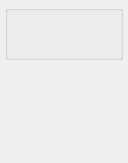
Above: rbhusUI/lib/qt5/folderManager/mediaThumbz.ui from aumanimationstudios/rbhus before the change. Below: the same form after it.
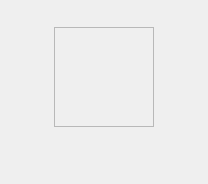
That is the form after the change.

Patch:
```diff
--- a/rbhusUI/lib/qt5/folderManager/mediaThumbz.ui
+++ b/rbhusUI/lib/qt5/folderManager/mediaThumbz.ui
@@ -3,14 +3,14 @@
  <class>mainWidget</class>
  <widget class="QWidget" name="mainWidget">
   <property name="enabled">
-   <bool>false</bool>
+   <bool>true</bool>
   </property>
   <property name="geometry">
    <rect>
     <x>0</x>
     <y>0</y>
-    <width>128</width>
-    <height>163</height>
+    <width>208</width>
+    <height>184</height>
    </rect>
   </property>
   <property name="sizePolicy">
@@ -21,166 +21,207 @@
   </property>
   <property name="minimumSize">
    <size>
-    <width>128</width>
-    <height>163</height>
+    <width>208</width>
+    <height>184</height>
    </size>
   </property>
-  <layout class="QVBoxLayout" name="verticalLayout" stretch="0,1">
+  <layout class="QVBoxLayout" name="verticalLayout" stretch="0,0,0">
    <property name="spacing">
     <number>1</number>
    </property>
    <property name="leftMargin">
-    <number>5</number>
+    <number>10</number>
    </property>
    <property name="topMargin">
-    <number>5</number>
+    <number>10</number>
    </property>
    <property name="rightMargin">
-    <number>5</number>
+    <number>10</number>
    </property>
    <property name="bottomMargin">
-    <number>5</number>
+    <number>10</number>
    </property>
    <item>
-    <widget class="QGroupBox" name="groupBoxThumbz">
+    <widget class="QLabel" name="labelLogo">
      <property name="sizePolicy">
-      <sizepolicy hsizetype="Preferred" vsizetype="Preferred">
+      <sizepolicy hsizetype="Fixed" vsizetype="Fixed">
        <horstretch>0</horstretch>
        <verstretch>0</verstretch>
       </sizepolicy>
      </property>
-     <property name="title">
+     <property name="text">
       <string/>
      </property>
+     <property name="scaledContents">
+      <bool>false</bool>
+     </property>
      <property name="alignment">
-      <set>Qt::AlignCenter</set>
+      <set>Qt::AlignLeading|Qt::AlignLeft|Qt::AlignTop</set>
      </property>
-     <layout class="QVBoxLayout" name="verticalLayout_2">
+     <property name="textInteractionFlags">
+      <set>Qt::NoTextInteraction</set>
+     </property>
+    </widget>
+   </item>
+   <item>
+    <widget class="QFrame" name="frame">
+     <property name="sizePolicy">
+      <sizepolicy hsizetype="Preferred" vsizetype="Fixed">
+       <horstretch>0</horstretch>
+       <verstretch>0</verstretch>
+      </sizepolicy>
+     </property>
+     <property name="frameShape">
+      <enum>QFrame::NoFrame</enum>
+     </property>
+     <property name="frameShadow">
+      <enum>QFrame::Raised</enum>
+     </property>
+     <layout class="QHBoxLayout" name="horizontalLayout">
       <property name="spacing">
        <number>2</number>
       </property>
       <property name="leftMargin">
-       <number>3</number>
+       <number>2</number>
       </property>
       <property name="topMargin">
-       <number>3</number>
+       <number>2</number>
       </property>
       <property name="rightMargin">
-       <number>3</number>
+       <number>2</number>
       </property>
       <property name="bottomMargin">
-       <number>3</number>
+       <number>2</number>
       </property>
       <item>
-       <widget class="QPushButton" name="pushButtonLogo">
-        <property name="enabled">
-         <bool>false</bool>
+       <spacer name="horizontalSpacer">
+        <property name="orientation">
+         <enum>Qt::Horizontal</enum>
         </property>
+        <property name="sizeType">
+         <enum>QSizePolicy::MinimumExpanding</enum>
+        </property>
+        <property name="sizeHint" stdset="0">
+         <size>
+          <width>40</width>
+          <height>20</height>
+         </size>
+        </property>
+       </spacer>
+      </item>
+      <item>
+       <widget class="QLabel" name="labelImage">
         <property name="sizePolicy">
-         <sizepolicy hsizetype="Fixed" vsizetype="Fixed">
+         <sizepolicy hsizetype="Preferred" vsizetype="Fixed">
           <horstretch>0</horstretch>
-          <verstretch>0</verstretch>
+          <verstretch>1</verstretch>
          </sizepolicy>
         </property>
-        <property name="maximumSize">
+        <property name="minimumSize">
          <size>
-          <width>16</width>
-          <height>16</height>
+          <width>100</width>
+          <height>100</height>
          </size>
         </property>
-        <property name="focusPolicy">
-         <enum>Qt::NoFocus</enum>
+        <property name="frameShape">
+         <enum>QFrame::StyledPanel</enum>
         </property>
+        <property name="frameShadow">
+         <enum>QFrame::Raised</enum>
+        </property>
         <property name="text">
          <string/>
         </property>
-        <property name="iconSize">
-         <size>
-          <width>18</width>
-          <height>18</height>
-         </size>
+        <property name="alignment">
+         <set>Qt::AlignCenter</set>
         </property>
-        <property name="autoDefault">
-         <bool>false</bool>
+        <property name="margin">
+         <number>2</number>
         </property>
-        <property name="flat">
-         <bool>true</bool>
+        <property name="textInteractionFlags">
+         <set>Qt::NoTextInteraction</set>
         </property>
        </widget>
       </item>
       <item>
-       <widget class="QPushButton" name="pushButtonImage">
-        <property name="sizePolicy">
-         <sizepolicy hsizetype="Preferred" vsizetype="Preferred">
-          <horstretch>0</horstretch>
-          <verstretch>0</verstretch>
-         </sizepolicy>
+       <spacer name="horizontalSpacer_2">
+        <property name="orientation">
+         <enum>Qt::Horizontal</enum>
         </property>
-        <property name="focusPolicy">
-         <enum>Qt::NoFocus</enum>
+        <property name="sizeType">
+         <enum>QSizePolicy::MinimumExpanding</enum>
         </property>
-        <property name="text">
-         <string/>
-        </property>
-        <property name="iconSize">
+        <property name="sizeHint" stdset="0">
          <size>
-          <width>92</width>
-          <height>92</height>
+          <width>40</width>
+          <height>20</height>
          </size>
         </property>
-        <property name="flat">
-         <bool>true</bool>
-        </property>
-       </widget>
+       </spacer>
       </item>
      </layout>
     </widget>
    </item>
    <item>
-    <widget class="QTextEdit" name="labelImageName">
-     <property name="enabled">
-      <bool>false</bool>
-     </property>
+    <widget class="QScrollArea" name="scrollArea">
      <property name="sizePolicy">
-      <sizepolicy hsizetype="Preferred" vsizetype="MinimumExpanding">
+      <sizepolicy hsizetype="Preferred" vsizetype="Preferred">
        <horstretch>0</horstretch>
        <verstretch>0</verstretch>
       </sizepolicy>
      </property>
+     <property name="minimumSize">
+      <size>
+       <width>0</width>
+       <height>40</height>
+      </size>
+     </property>
      <property name="focusPolicy">
-      <enum>Qt::NoFocus</enum>
-     </property>
-     <property name="acceptDrops">
-      <bool>false</bool>
-     </property>
-     <property name="autoFillBackground">
-      <bool>false</bool>
+      <enum>Qt::WheelFocus</enum>
      </property>
      <property name="frameShape">
       <enum>QFrame::NoFrame</enum>
      </property>
-     <property name="frameShadow">
-      <enum>QFrame::Plain</enum>
+     <property name="widgetResizable">
+      <bool>true</bool>
      </property>
-     <property name="sizeAdjustPolicy">
-      <enum>QAbstractScrollArea::AdjustToContents</enum>
+     <property name="alignment">
+      <set>Qt::AlignHCenter|Qt::AlignTop</set>
      </property>
-     <property name="undoRedoEnabled">
-      <bool>false</bool>
-     </property>
-     <property name="lineWrapMode">
-      <enum>QTextEdit::WidgetWidth</enum>
-     </property>
-     <property name="html">
-      <string>&lt;!DOCTYPE HTML PUBLIC &quot;-//W3C//DTD HTML 4.0//EN&quot; &quot;http://www.w3.org/TR/REC-html40/strict.dtd&quot;&gt;
-&lt;html&gt;&lt;head&gt;&lt;meta name=&quot;qrichtext&quot; content=&quot;1&quot; /&gt;&lt;style type=&quot;text/css&quot;&gt;
-p, li { white-space: pre-wrap; }
-&lt;/style&gt;&lt;/head&gt;&lt;body style=&quot; font-family:'Noto Sans'; font-size:10pt; font-weight:400; font-style:normal;&quot;&gt;
-&lt;p style=&quot;-qt-paragraph-type:empty; margin-top:0px; margin-bottom:0px; margin-left:0px; margin-right:0px; -qt-block-indent:0; text-indent:0px;&quot;&gt;&lt;br /&gt;&lt;/p&gt;&lt;/body&gt;&lt;/html&gt;</string>
-     </property>
-     <property name="acceptRichText">
-      <bool>false</bool>
-     </property>
+     <widget class="QWidget" name="scrollAreaWidgetContents">
+      <property name="geometry">
+       <rect>
+        <x>0</x>
+        <y>0</y>
+        <width>188</width>
+        <height>40</height>
+       </rect>
+      </property>
+      <layout class="QVBoxLayout" name="verticalLayout_2">
+       <item>
+        <widget class="QLabel" name="labelImageName">
+         <property name="sizePolicy">
+          <sizepolicy hsizetype="Preferred" vsizetype="Preferred">
+           <horstretch>0</horstretch>
+           <verstretch>0</verstretch>
+          </sizepolicy>
+         </property>
+         <property name="text">
+          <string/>
+         </property>
+         <property name="alignment">
+          <set>Qt::AlignHCenter|Qt::AlignTop</set>
+         </property>
+         <property name="wordWrap">
+          <bool>true</bool>
+         </property>
+         <property name="textInteractionFlags">
+          <set>Qt::TextSelectableByMouse</set>
+         </property>
+        </widget>
+       </item>
+      </layout>
+     </widget>
     </widget>
    </item>
   </layout>
```
